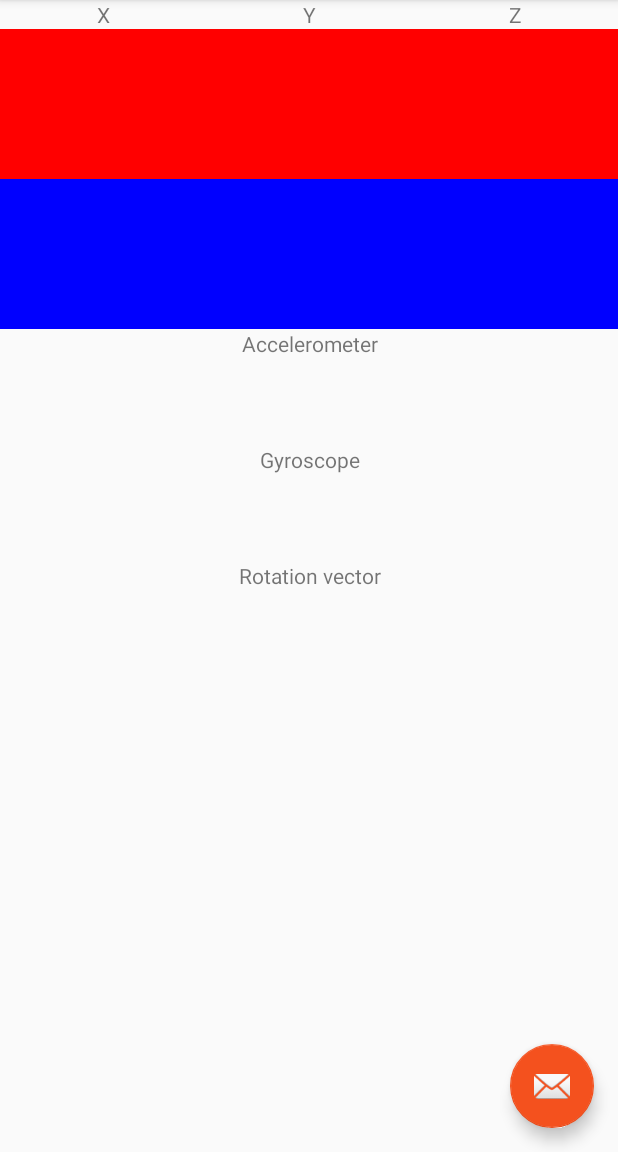
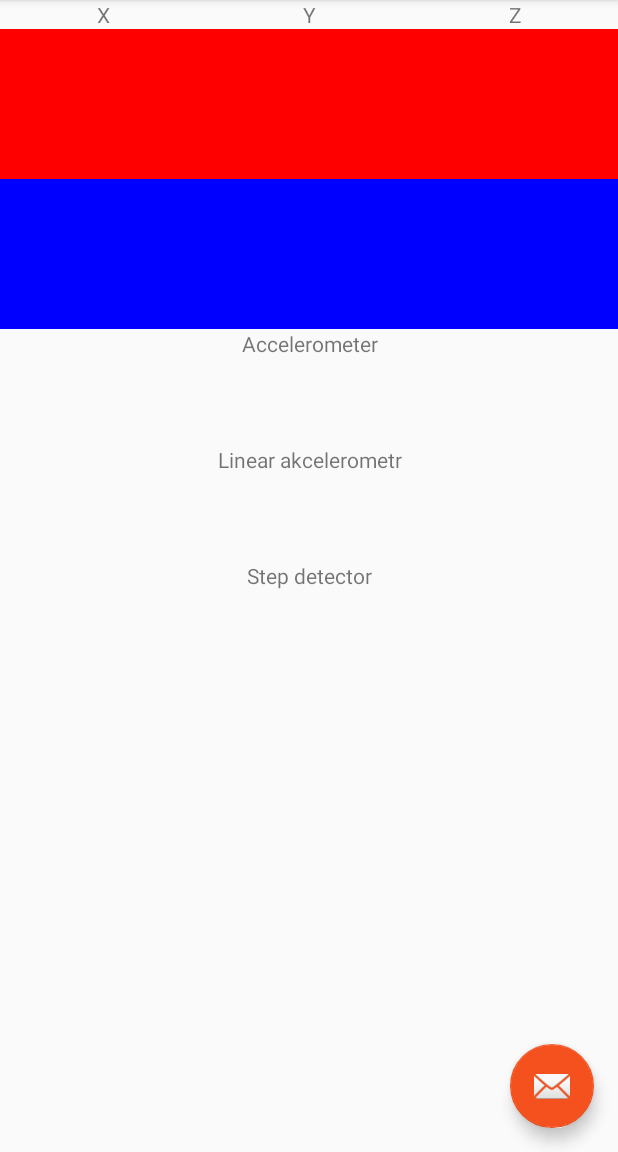
Before and after one commit to thenracker/indoorpositioning, an Android app: the screen it shows after launch (MainActivity), on a phone screen of 412 x 824 dp, the part 84-1236 px from its top. Run offline under Robolectric (Android 15) with nearby library versions, the phone set to English and light mode, and no system bars.

Commit message:
Linear accelerometer and step detector - ideal combination - potřeba získat rozumný vektor z linear akcelerometru a vynásobit kvaternionem

```diff
--- a/app/src/main/java/cz/weissar/indoorpositioning/listeners/OnSensorMeasurement.java
+++ b/app/src/main/java/cz/weissar/indoorpositioning/listeners/OnSensorMeasurement.java
@@ -2,6 +2,7 @@ package cz.weissar.indoorpositioning.listeners;
 
 import android.hardware.Sensor;
 import android.hardware.SensorEvent;
+import android.hardware.SensorEventListener2;
 
 import cz.weissar.indoorpositioning.utils.sensor.Vector3D;
 
@@ -15,7 +16,7 @@ public interface OnSensorMeasurement {
 
     //void updateEsteemedVector(float x, float y, float z);
 
-    //void onNewMeasure(float azimut, float pitch, float roll);
+    void onNewMeasure(SensorEvent event);
 
     //void onVectorChanged(Vector3D vec);
 
--- a/app/src/main/java/cz/weissar/indoorpositioning/utils/sensor/SensorHelper.java
+++ b/app/src/main/java/cz/weissar/indoorpositioning/utils/sensor/SensorHelper.java
@@ -16,6 +16,7 @@ import static android.hardware.Sensor.TYPE_ACCELEROMETER;
 import static android.hardware.Sensor.TYPE_GYROSCOPE;
 import static android.hardware.Sensor.TYPE_MAGNETIC_FIELD;
 import static android.hardware.Sensor.TYPE_ROTATION_VECTOR;
+import static android.hardware.Sensor.TYPE_STEP_DETECTOR;
 
 /**
  * Created by petrw on 04.05.2017.
@@ -32,8 +33,9 @@ public class SensorHelper implements SensorEventListener {
 
     private SensorManager sensorManager;
     private final Sensor accelerometer;
+    private final Sensor linearAccelerometer;
     private final Sensor gyroscope;
-    //private final Sensor magnetometer;
+    private final Sensor stepSensor;
     private final Sensor rotation;
 
     private OnSensorMeasurement onSensorMeasurementListener;
@@ -48,7 +50,9 @@ public class SensorHelper implements SensorEventListener {
     private SensorHelper() {
         sensorManager = (SensorManager) IndoorPositioningApp.getContext().getSystemService(SENSOR_SERVICE);
         accelerometer = sensorManager.getDefaultSensor(Sensor.TYPE_ACCELEROMETER);
+        linearAccelerometer = sensorManager.getDefaultSensor(Sensor.TYPE_LINEAR_ACCELERATION);
         gyroscope = sensorManager.getDefaultSensor(TYPE_GYROSCOPE);
+        stepSensor = sensorManager.getDefaultSensor(TYPE_STEP_DETECTOR);
         rotation = sensorManager.getDefaultSensor(TYPE_ROTATION_VECTOR);
         vecDec = new VectorDetector();
     }
@@ -82,6 +86,8 @@ public class SensorHelper implements SensorEventListener {
         sensorManager.registerListener(this, accelerometer, SensorManager.SENSOR_DELAY_FASTEST);
         sensorManager.registerListener(this, gyroscope, SensorManager.SENSOR_DELAY_FASTEST);
         sensorManager.registerListener(this, rotation, SensorManager.SENSOR_DELAY_FASTEST);
+        sensorManager.registerListener(this, linearAccelerometer, SensorManager.SENSOR_DELAY_FASTEST);
+        sensorManager.registerListener(this, stepSensor, SensorManager.SENSOR_DELAY_FASTEST);
     }
 
     public void unregisterListeners() {
@@ -90,6 +96,9 @@ public class SensorHelper implements SensorEventListener {
 
     @Override
     public void onSensorChanged(SensorEvent event) {
+
+        onSensorMeasurementListener.onNewMeasure(event);
+
         if (event.sensor.getType() == TYPE_GYROSCOPE) {
             //onSensorMeasurementListener.updateEsteemedVector(event.values);
             vecDec.addNewVals(event.values[0], event.values[1], event.values[2], System.currentTimeMillis());
--- a/app/src/main/res/layout/fragment_main.xml
+++ b/app/src/main/res/layout/fragment_main.xml
@@ -179,7 +179,7 @@
             android:layout_width="match_parent"
             android:layout_height="wrap_content"
             android:gravity="center"
-            android:text="@string/gyroscope" />
+            android:text="Linear akcelerometr" />
 
         <TextView
             android:id="@+id/gyroscopeXTextView"
@@ -204,7 +204,7 @@
             android:layout_width="match_parent"
             android:layout_height="wrap_content"
             android:gravity="center"
-            android:text="Rotation vector" />
+            android:text="Step detector" />
 
         <TextView
             android:id="@+id/rotationXTextView"
```
Also changed, not shown: app/src/main/java/cz/weissar/indoorpositioning/fragments/MainFragment.java (+24 -2 lines).
